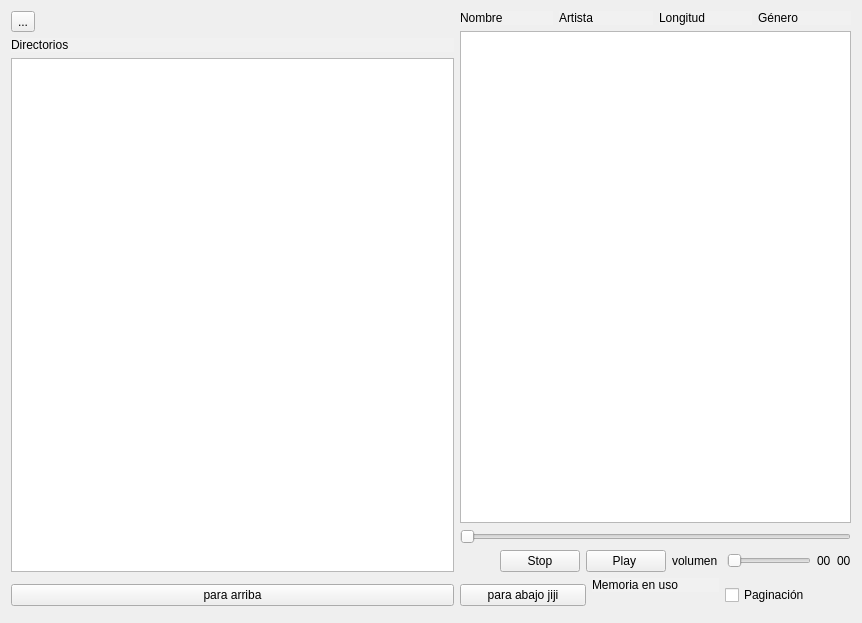
Above: Proyecto1-Radio/widget.ui from lazhero/RadioOdyssey before the change. Below: the same form after it.
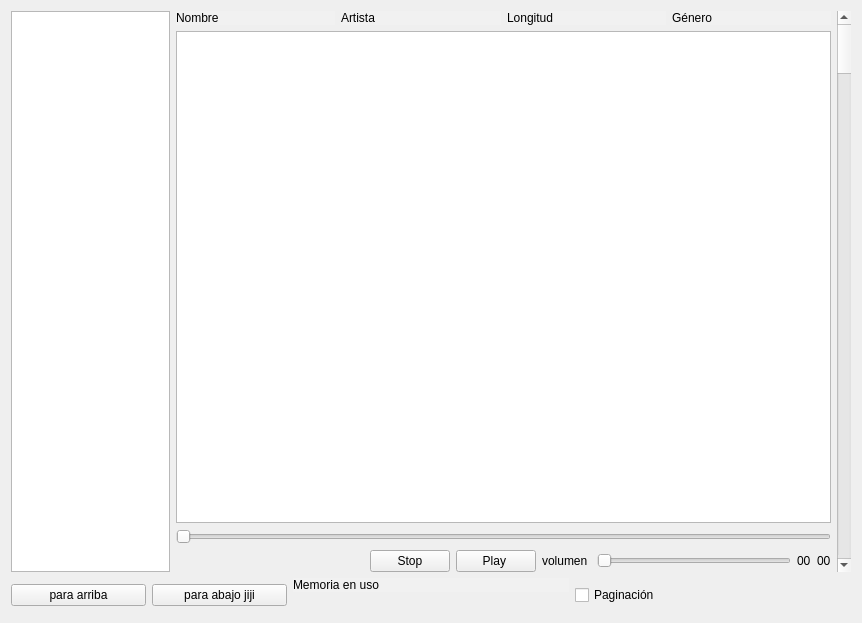
That is the form after the change.

The edit to the form file:
```diff
--- a/Proyecto1-Radio/widget.ui
+++ b/Proyecto1-Radio/widget.ui
@@ -17,14 +17,25 @@
    <string notr="true"/>
   </property>
   <layout class="QGridLayout" name="gridLayout">
-   <item row="2" column="1">
-    <widget class="QPushButton" name="pushButton">
-     <property name="text">
-      <string>para abajo jiji</string>
+   <item row="0" column="0" colspan="3">
+    <layout class="QHBoxLayout" name="horizontalLayout_4">
+     <item>
+      <widget class="QListWidget" name="directorios">
+       <property name="maximumSize">
+        <size>
+         <width>159</width>
+         <height>16777215</height>
+        </size>
      </property>
     </widget>
    </item>
-   <item row="0" column="1" colspan="3">
+     <item>
+      <layout class="QVBoxLayout" name="verticalLayout_4">
+       <item>
+        <layout class="QVBoxLayout" name="verticalLayout_2">
+         <item>
+          <layout class="QVBoxLayout" name="verticalLayout">
+           <item>
     <layout class="QHBoxLayout" name="horizontalLayout">
      <item>
       <widget class="QLabel" name="label_5">
@@ -72,55 +83,6 @@
      </item>
     </layout>
    </item>
-   <item row="2" column="2">
-    <layout class="QVBoxLayout" name="verticalLayout_3">
-     <item>
-      <widget class="QLabel" name="label_10">
-       <property name="styleSheet">
-        <string notr="true">border-color: rgb(0, 0, 0);
-background-color: rgba(255, 255, 255, 28)</string>
-       </property>
-       <property name="text">
-        <string>Memoria en uso</string>
-       </property>
-      </widget>
-     </item>
-     <item>
-      <widget class="QLabel" name="Memory">
-       <property name="text">
-        <string/>
-       </property>
-      </widget>
-     </item>
-    </layout>
-   </item>
-   <item row="0" column="0" rowspan="2">
-    <layout class="QVBoxLayout" name="verticalLayout_2">
-     <item>
-      <widget class="QToolButton" name="toolButton">
-       <property name="text">
-        <string>...</string>
-       </property>
-      </widget>
-     </item>
-     <item>
-      <widget class="QLabel" name="label_9">
-       <property name="styleSheet">
-        <string notr="true">border-color: rgb(0, 0, 0);
-background-color: rgba(255, 255, 255, 28)</string>
-       </property>
-       <property name="text">
-        <string>Directorios</string>
-       </property>
-      </widget>
-     </item>
-     <item>
-      <widget class="QListWidget" name="directorios"/>
-     </item>
-    </layout>
-   </item>
-   <item row="1" column="1" colspan="3">
-    <layout class="QVBoxLayout" name="verticalLayout">
      <item>
       <widget class="QListWidget" name="canciones">
        <property name="font">
@@ -136,6 +98,8 @@
        </property>
       </widget>
      </item>
+          </layout>
+         </item>
      <item>
       <widget class="QSlider" name="timeBar">
        <property name="orientation">
@@ -143,6 +107,8 @@
        </property>
       </widget>
      </item>
+        </layout>
+       </item>
      <item>
       <layout class="QHBoxLayout" name="horizontalLayout_2">
        <item>
@@ -237,17 +203,59 @@
      </item>
     </layout>
    </item>
-   <item row="2" column="3">
-    <widget class="QCheckBox" name="checkBox">
-     <property name="text">
-      <string>Paginación</string>
+     <item>
+      <widget class="QScrollBar" name="verticalScrollBar">
+       <property name="orientation">
+        <enum>Qt::Vertical</enum>
      </property>
     </widget>
    </item>
-   <item row="2" column="0">
+    </layout>
+   </item>
+   <item row="1" column="0">
+    <layout class="QHBoxLayout" name="horizontalLayout_3">
+     <item>
     <widget class="QPushButton" name="pushButton_2">
      <property name="text">
       <string>para arriba</string>
+       </property>
+      </widget>
+     </item>
+     <item>
+      <widget class="QPushButton" name="pushButton">
+       <property name="text">
+        <string>para abajo jiji</string>
+       </property>
+      </widget>
+     </item>
+    </layout>
+   </item>
+   <item row="1" column="1">
+    <layout class="QVBoxLayout" name="verticalLayout_3">
+     <item>
+      <widget class="QLabel" name="label_10">
+       <property name="styleSheet">
+        <string notr="true">border-color: rgb(0, 0, 0);
+background-color: rgba(255, 255, 255, 28)</string>
+       </property>
+       <property name="text">
+        <string>Memoria en uso</string>
+       </property>
+      </widget>
+     </item>
+     <item>
+      <widget class="QLabel" name="Memory">
+       <property name="text">
+        <string/>
+       </property>
+      </widget>
+     </item>
+    </layout>
+   </item>
+   <item row="1" column="2">
+    <widget class="QCheckBox" name="checkBox">
+     <property name="text">
+      <string>Paginación</string>
      </property>
     </widget>
    </item>
```
Lines whose indentation alone changed are shown as unchanged.
